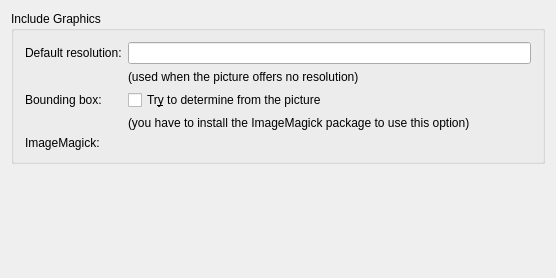
This is src/widgets/graphicsconfigwidget.ui in KDE/kile as Qt 5 draws it before an edit. The edited form follows.
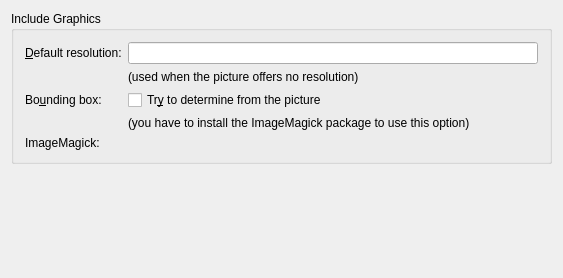
This is the edited form. Custom widgets are drawn as their Qt base class.

Commit message: More groupboxes in the configuration dialog non-flat to be consistent with the editor configuration pages

Diff of the .ui file:
```diff
--- a/src/widgets/graphicsconfigwidget.ui
+++ b/src/widgets/graphicsconfigwidget.ui
@@ -1,11 +1,11 @@
 <ui version="4.0" >
  <class>KileWidgetGraphicsConfig</class>
- <widget class="QWidget" name="KileWidgetGraphicsConfig" >
-  <property name="geometry" >
+ <widget class="QWidget" name="KileWidgetGraphicsConfig">
+  <property name="geometry">
    <rect>
     <x>0</x>
     <y>0</y>
-    <width>552</width>
+    <width>563</width>
     <height>278</height>
    </rect>
   </property>
@@ -18,14 +18,14 @@
      <property name="title" >
       <string>Include Graphics</string>
      </property>
-     <property name="flat" >
-      <bool>true</bool>
+     <property name="flat">
+      <bool>false</bool>
      </property>
-     <layout class="QGridLayout" >
-      <item row="0" column="0" >
-       <widget class="QLabel" name="m_tlResolution" >
-        <property name="text" >
-         <string>Default resolution:</string>
+     <layout class="QGridLayout">
+      <item row="0" column="0">
+       <widget class="QLabel" name="m_tlResolution">
+        <property name="text">
+         <string>&amp;Default resolution:</string>
         </property>
         <property name="wordWrap" >
          <bool>false</bool>
@@ -54,10 +54,10 @@
         </property>
        </widget>
       </item>
-      <item row="2" column="0" >
-       <widget class="QLabel" name="m_tlBbox" >
-        <property name="text" >
-         <string>Bounding box:</string>
+      <item row="2" column="0">
+       <widget class="QLabel" name="m_tlBbox">
+        <property name="text">
+         <string>Bo&amp;unding box:</string>
         </property>
         <property name="wordWrap" >
          <bool>false</bool>
@@ -134,8 +134,7 @@
    </item>
   </layout>
  </widget>
- <layoutdefault spacing="6" margin="11" />
- <pixmapfunction></pixmapfunction>
+ <layoutdefault spacing="6" margin="11"/>
  <customwidgets>
   <customwidget>
    <class>KLineEdit</class>
```
Left out of the diff: 85 changed lines with no effect on the pictures. The commit also changes 10 other files.
